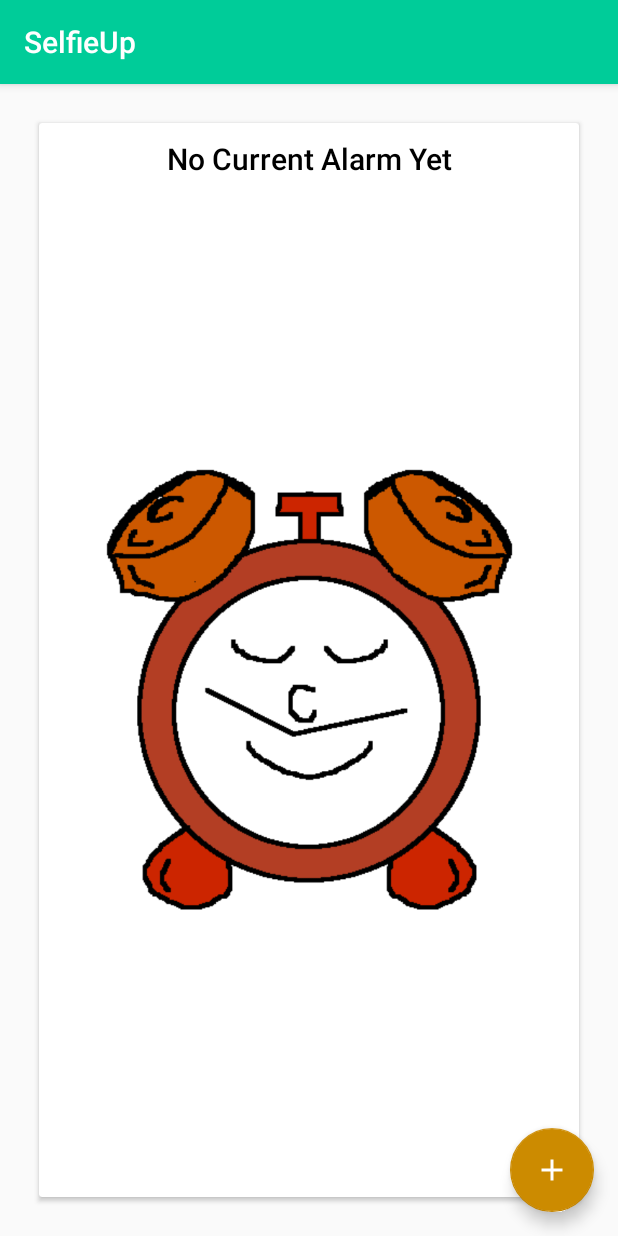
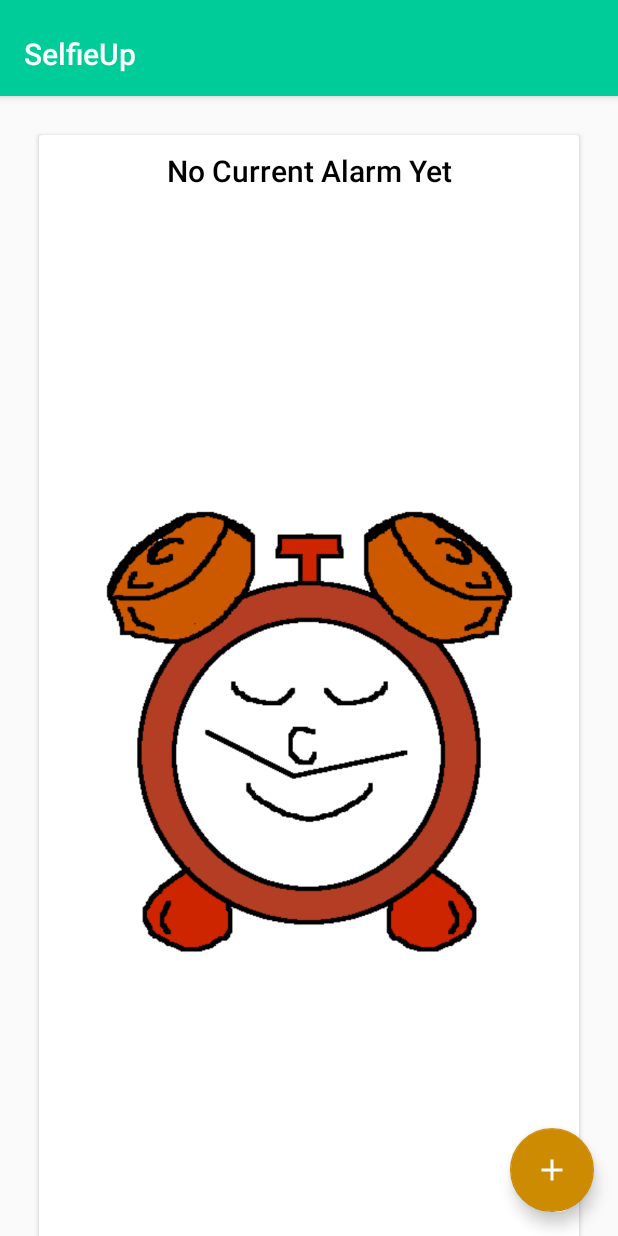
Before and after one commit to caaespin/SelfieUp, an Android app: the screen it shows after launch (AlarmClock before the commit, MainActivity after it), on a phone screen of 412 x 824 dp. Run offline under Robolectric (Android 15) with nearby library versions, the phone set to English and light mode, and no system bars.

Commit message:
added the tab activity as the main place where the application will launch. A few UI fixes

```diff
--- a/app/build.gradle
+++ b/app/build.gradle
@@ -19,7 +19,7 @@ android {
     }
 }
 
-repositories{
+repositories {
     maven {
         url 'http://dl.bintray.com/amulyakhare/maven'
     }
@@ -35,4 +35,5 @@ dependencies {
     compile 'com.github.clans:fab:1.6.4'
     compile 'com.github.fafaldo:fab-toolbar:1.2.0'
     compile 'com.amulyakhare:com.amulyakhare.textdrawable:1.0.1'
+    compile 'com.android.support:support-v4:23.4.0'
 }
--- a/app/src/main/java/com/charly/selfieup/MainActivity.java
+++ b/app/src/main/java/com/charly/selfieup/MainActivity.java
@@ -1,5 +1,7 @@
 package com.charly.selfieup;
 
+import android.content.Intent;
+import android.graphics.drawable.AnimationDrawable;
 import android.support.design.widget.FloatingActionButton;
 import android.support.design.widget.Snackbar;
 import android.support.v7.app.AppCompatActivity;
@@ -16,9 +18,11 @@ import android.view.MenuItem;
 import android.view.View;
 import android.view.ViewGroup;
 
+import android.widget.ImageView;
 import android.widget.TextView;
 
 public class MainActivity extends AppCompatActivity {
+
 
     /**
      * The {@link android.support.v4.view.PagerAdapter} that will provide
@@ -52,38 +56,20 @@ public class MainActivity extends AppCompatActivity {
 
 
         FloatingActionButton fab = (FloatingActionButton) findViewById(R.id.fab);
+        assert fab != null;
         fab.setOnClickListener(new View.OnClickListener() {
             @Override
             public void onClick(View view) {
-                Snackbar.make(view, "Replace with your own action", Snackbar.LENGTH_LONG)
-                        .setAction("Action", null).show();
+                //Snackbar.make(view, "Replace with your own action", Snackbar.LENGTH_LONG)
+                //.setAction("Action", null).show();
+                //Go to the set_alarm activity
+                Intent setAlarm = new Intent(getApplicationContext(), set_alarm.class);
+                startActivity(setAlarm);
             }
         });
 
     }
 
-
-    @Override
-    public boolean onCreateOptionsMenu(Menu menu) {
-        // Inflate the menu; this adds items to the action bar if it is present.
-        getMenuInflater().inflate(R.menu.menu_main, menu);
-        return true;
-    }
-
-    @Override
-    public boolean onOptionsItemSelected(MenuItem item) {
-        // Handle action bar item clicks here. The action bar will
-        // automatically handle clicks on the Home/Up button, so long
-        // as you specify a parent activity in AndroidManifest.xml.
-        int id = item.getItemId();
-
-        //noinspection SimplifiableIfStatement
-        if (id == R.id.action_settings) {
-            return true;
-        }
-
-        return super.onOptionsItemSelected(item);
-    }
 
     /**
      * A placeholder fragment containing a simple view.
@@ -94,6 +80,7 @@ public class MainActivity extends AppCompatActivity {
          * fragment.
          */
         private static final String ARG_SECTION_NUMBER = "section_number";
+        private AnimationDrawable clock_animation;
 
         public PlaceholderFragment() {
         }
@@ -115,9 +102,36 @@ public class MainActivity extends AppCompatActivity {
                                  Bundle savedInstanceState) {
 
             //You can use getArguments() to get which fragment should be used and then inflate it
-            View rootView = inflater.inflate(R.layout.fragment_main, container, false);
-            TextView textView = (TextView) rootView.findViewById(R.id.section_label);
-            textView.setText(getString(R.string.section_format, getArguments().getInt(ARG_SECTION_NUMBER)));
+            //View rootView = inflater.inflate(R.layout.fragment_main, container, false);
+            //TextView textView = (TextView) rootView.findViewById(R.id.section_label);
+            //textView.setText(getString(R.string.section_format, getArguments().getInt(ARG_SECTION_NUMBER)));
+
+            View rootView = null;
+            switch (getArguments().getInt(ARG_SECTION_NUMBER)){
+                case 1:
+                    rootView = inflater.inflate(R.layout.fragment_main, container, false);
+                    ImageView clockImage = (ImageView) rootView.findViewById(R.id.clock_fig);
+                    clockImage.setImageResource(R.drawable.animation_list);
+                    clock_animation = (AnimationDrawable) clockImage.getDrawable();
+                    clock_animation.start();
+                    break;
+                case 2:
+                    rootView = inflater.inflate(R.layout.fragment_list_of_alarms, container, false);
+                    break;
+                case 3:
+                    rootView = inflater.inflate(R.layout.fragment_main, container, false);
+                    clockImage = (ImageView) rootView.findViewById(R.id.clock_fig);
+                    clockImage.setImageResource(R.drawable.animation_list);
+                    clock_animation = (AnimationDrawable) clockImage.getDrawable();
+                    clock_animation.start();
+                    break;
+            }
+
+            //View rootView = inflater.inflate(R.layout.fragment_main, container, false);
+            //ImageView clockImage = (ImageView) rootView.findViewById(R.id.clock_fig);
+            //clockImage.setImageResource(R.drawable.animation_list);
+            //clock_animation = (AnimationDrawable) clockImage.getDrawable();
+            //clock_animation.start();
             return rootView;
         }
     }
--- a/app/src/main/java/com/charly/selfieup/set_alarmFragment.java
+++ b/app/src/main/java/com/charly/selfieup/set_alarmFragment.java
@@ -17,6 +17,7 @@ import android.provider.Settings;
 import android.support.design.widget.FloatingActionButton;
 import android.support.v4.app.Fragment;
 import android.os.Bundle;
+import android.support.v4.app.NavUtils;
 import android.util.Log;
 import android.view.LayoutInflater;
 import android.view.View;
@@ -218,6 +219,8 @@ public class set_alarmFragment extends Fragment {
             public void onClick(View v) {
                 mAlarm = new Alarm(mHour.toString() + ":" + mMinute.toString(), selected);
                 new AddAlarmToCalendar().execute(mAlarm);
+                NavUtils.navigateUpFromSameTask(getActivity());
+
             }
         });
 
--- a/app/src/main/res/layout/activity_main.xml
+++ b/app/src/main/res/layout/activity_main.xml
@@ -1,5 +1,6 @@
 <?xml version="1.0" encoding="utf-8"?>
-<android.support.design.widget.CoordinatorLayout xmlns:android="http://schemas.android.com/apk/res/android"
+<android.support.design.widget.CoordinatorLayout
+    xmlns:android="http://schemas.android.com/apk/res/android"
     xmlns:app="http://schemas.android.com/apk/res-auto"
     xmlns:tools="http://schemas.android.com/tools"
     android:id="@+id/main_content"
@@ -31,14 +32,17 @@
         android:id="@+id/container"
         android:layout_width="match_parent"
         android:layout_height="match_parent"
-        app:layout_behavior="@string/appbar_scrolling_view_behavior" />
+        android:layout_marginBottom="@dimen/fab_size_normal"
+        app:layout_behavior="@string/appbar_scrolling_view_behavior"
+        />
 
     <android.support.design.widget.FloatingActionButton
         android:id="@+id/fab"
         android:layout_width="wrap_content"
         android:layout_height="wrap_content"
-        android:layout_gravity="end|bottom"
+        android:layout_gravity="bottom|end"
         android:layout_margin="@dimen/fab_margin"
-        android:src="@android:drawable/ic_dialog_email" />
+        android:src="@drawable/ic_add_black_24dp"
+        android:adjustViewBounds="false" />
 
 </android.support.design.widget.CoordinatorLayout>
--- a/app/src/main/res/layout/fragment_main.xml
+++ b/app/src/main/res/layout/fragment_main.xml
@@ -8,9 +8,39 @@
     android:paddingTop="@dimen/activity_vertical_margin"
     tools:context="com.charly.selfieup.MainActivity$PlaceholderFragment">
 
-    <TextView
-        android:id="@+id/section_label"
-        android:layout_width="wrap_content"
-        android:layout_height="wrap_content" />
+    <android.support.v7.widget.CardView xmlns:android="http://schemas.android.com/apk/res/android"
+        android:id="@+id/card_view"
+        android:layout_width="match_parent"
+        android:layout_height="match_parent"
+        android:layout_gravity="center"
+        android:layout_marginLeft="10dp"
+        android:layout_marginRight="10dp"
+        android:foreground="?attr/selectableItemBackground"
+        android:layout_alignParentBottom="true"
+        android:layout_marginTop="10dp"
+        android:layout_marginBottom="10dp"
+        android:elevation="10dp">
+
+        <TextView
+            android:id="@+id/card_greeting"
+            android:layout_width="match_parent"
+            android:layout_height="wrap_content"
+            android:text="No Current Alarm Yet"
+            android:textAppearance="@style/TextAppearance.AppCompat.Title"
+            android:textColor="#000000"
+            android:layout_marginTop="10dp"
+            android:gravity="center" />
+
+        <ImageView
+            android:layout_width="wrap_content"
+            android:layout_height="wrap_content"
+            android:id="@+id/clock_fig"
+            android:layout_below="@+id/card_greeting"
+            android:adjustViewBounds="true"
+            android:scaleType="fitCenter"
+            android:src="@drawable/sleepy_clock"
+            android:layout_gravity="center"/>
+
+    </android.support.v7.widget.CardView>
 
 </RelativeLayout>
--- a/app/src/main/res/values/strings.xml
+++ b/app/src/main/res/values/strings.xml
@@ -4,4 +4,7 @@
     <string name="section_format">Hello World from section: %1$d</string>
     <string name="title_activity_alarm_clock">SelfieUp</string>
     <string name="title_activity_set_alarm">Set Alarm</string>
+
+    <!-- TODO: Remove or change this placeholder text -->
+    <string name="hello_blank_fragment">Hello blank fragment</string>
 </resources>
```
Also changed, not shown: app/src/main/AndroidManifest.xml (+9 -6 lines), app/src/main/java/com/charly/selfieup/ListOfAlarms.java (added, +107 -0 lines), app/src/main/res/layout/fragment_list_of_alarms.xml (added, +12 -0 lines).
